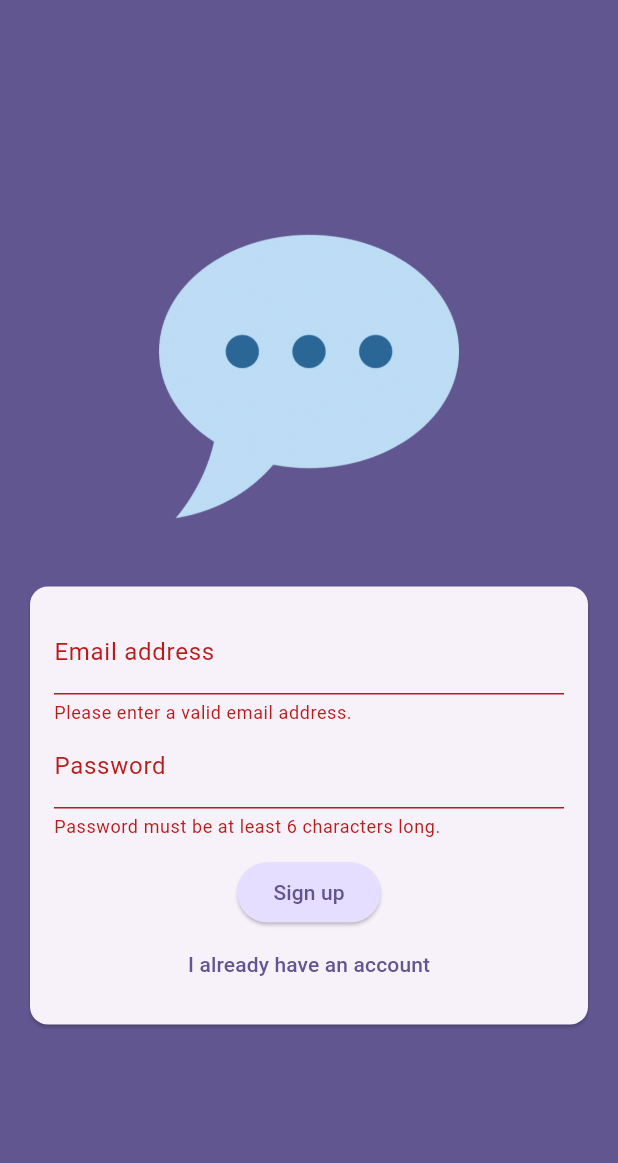
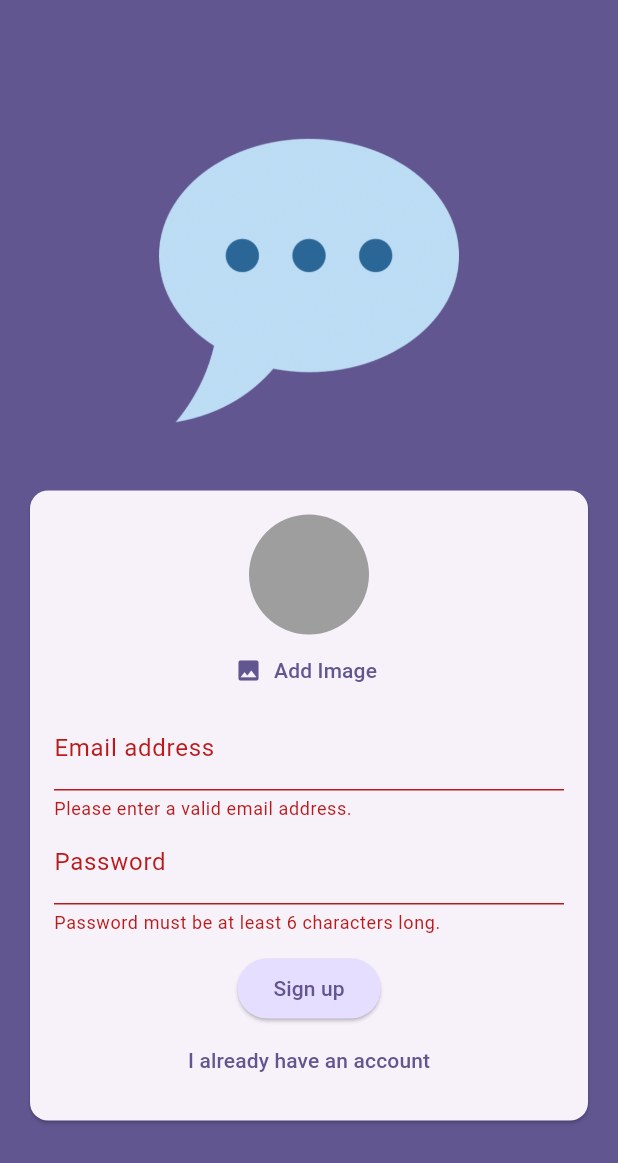
Before and after one commit to JavidIbra/flutter_chat_app, a Flutter app: the screen it shows after launch, after a tap on "Login", after a tap on "Create an accout", on a phone screen of 412 x 824 dp. Shown: the top 1163 px of the screen. Run offline on Flutter 3.47's test engine with Material 3 defaults, Android fonts, the phone set to English and light mode, and no system bars; our stand-ins replace image_picker, shared_preferences.

Commit message:
last changes

```diff
--- a/lib/screens/auth.dart
+++ b/lib/screens/auth.dart
@@ -1,5 +1,7 @@
 import 'package:flutter/material.dart';
+import 'package:flutter_chat_app/screens/chat.dart';
 import 'package:flutter_chat_app/services/auth_service.dart';
+import 'package:flutter_chat_app/widgets/user_image_picker.dart';
 
 class AuthScreen extends StatefulWidget {
   const AuthScreen({super.key});
@@ -15,7 +17,7 @@ class _AuthScreenState extends State<AuthScreen> {
   var _enteredEmail = '';
   var _enteredPassword = '';
 
-  void _submit() {
+  void _submit() async {
     final isValid = _form.currentState!.validate();
 
     if (!isValid) {
@@ -25,7 +27,20 @@ class _AuthScreenState extends State<AuthScreen> {
 
     if (_isLogin) {
       AuthService authService = AuthService();
-      authService.loginUser(_enteredEmail, _enteredPassword);
+      var token = await authService.loginUser(_enteredEmail, _enteredPassword);
+
+      if (token.isNotEmpty) {
+        Navigator.of(context).pushReplacement(
+          MaterialPageRoute(
+            builder: (context) => const ChatScreen(),
+          ),
+        );
+      }
+      // else {
+      //   ScaffoldMessenger.of(context).showSnackBar(
+      //     const SnackBar(content: Text("Please login first!")),
+      //   );
+      // }
     }
   }
 
@@ -58,6 +73,7 @@ class _AuthScreenState extends State<AuthScreen> {
                       child: Column(
                         mainAxisSize: MainAxisSize.min,
                         children: [
+                          if (!_isLogin) const UserImagePicker(),
                           TextFormField(
                             decoration: const InputDecoration(
                               labelText: 'Email address',
--- /dev/null
+++ b/lib/widgets/user_image_picker.dart
@@ -0,0 +1,53 @@
+import 'dart:io';
+
+import 'package:flutter/material.dart';
+import 'package:image_picker/image_picker.dart';
+
+class UserImagePicker extends StatefulWidget {
+  const UserImagePicker({super.key});
+
+  @override
+  State<UserImagePicker> createState() => _UserImagePickerState();
+}
+
+class _UserImagePickerState extends State<UserImagePicker> {
+  File? _pickedImageFile;
+
+  void _pickImage() async {
+    final pickedImage = await ImagePicker().pickImage(
+      source: ImageSource.camera,
+      imageQuality: 50,
+      maxWidth: 150,
+    );
+
+    if (pickedImage == null) {
+      return;
+    }
+
+    setState(() {
+      _pickedImageFile = File(pickedImage.path);
+    });
+  }
+
+  @override
+  Widget build(BuildContext context) {
+    return Column(
+      children: [
+        CircleAvatar(
+          radius: 40,
+          backgroundColor: Colors.grey,
+          foregroundImage:
+              _pickedImageFile != null ? FileImage(_pickedImageFile!) : null,
+        ),
+        TextButton.icon(
+          onPressed: _pickImage,
+          icon: const Icon(Icons.image),
+          label: Text(
+            'Add Image',
+            style: TextStyle(color: Theme.of(context).colorScheme.primary),
+          ),
+        )
+      ],
+    );
+  }
+}
--- a/pubspec.yaml
+++ b/pubspec.yaml
@@ -37,6 +37,7 @@ dependencies:
   cupertino_icons: ^1.0.8
   http: ^1.2.2
   shared_preferences: ^2.3.2
+  image_picker: ^1.1.2
 
 dev_dependencies:
   flutter_test:
```
Also changed, not shown: lib/screens/chat.dart (+20 -0 lines), lib/services/auth_service.dart (+10 -2 lines), pubspec.lock, 5 other files.
